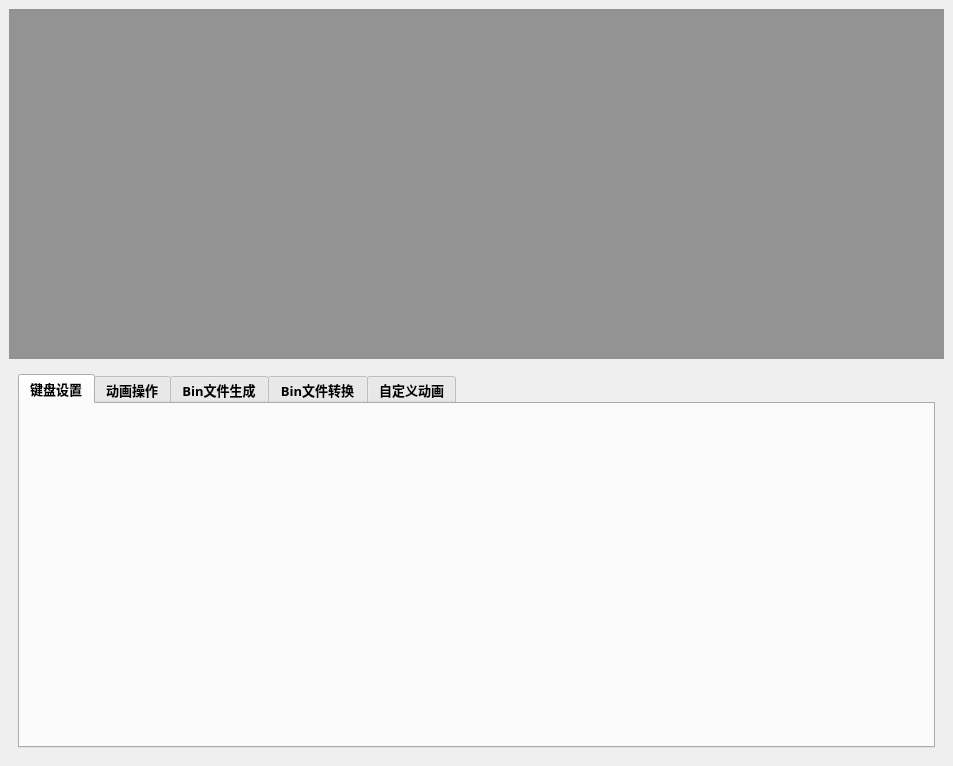
This is mainwindow.ui in GuangYanJiaoHu/GY_KeyMatrixConverter as Qt 5 draws it before an edit. The edited form follows.
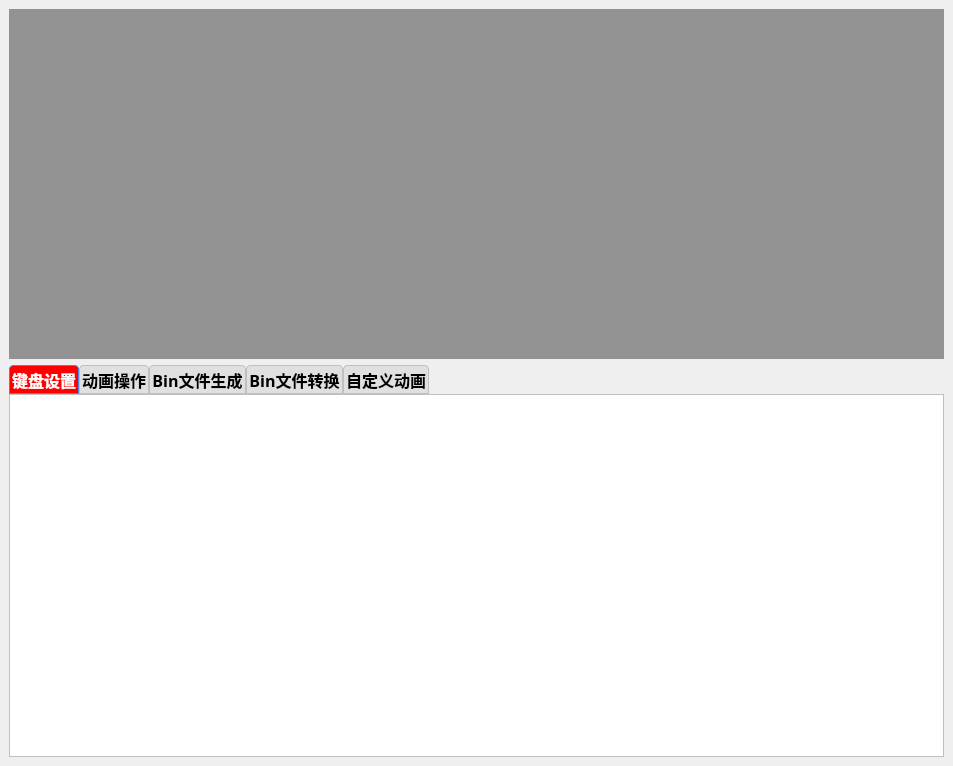
This is the edited form. The open tabs and pages were chosen to show the change.

```diff
--- a/mainwindow.ui
+++ b/mainwindow.ui
@@ -31,15 +31,56 @@
     <item row="1" column="0">
      <widget class="QWidget" name="widget_tools" native="true">
       <layout class="QGridLayout" name="gridLayout_2">
+       <property name="leftMargin">
+        <number>0</number>
+       </property>
+       <property name="topMargin">
+        <number>0</number>
+       </property>
+       <property name="rightMargin">
+        <number>0</number>
+       </property>
+       <property name="bottomMargin">
+        <number>0</number>
+       </property>
        <item row="0" column="0">
         <widget class="QTabWidget" name="tabWidget">
          <property name="font">
           <font>
            <family>微软雅黑</family>
-           <pointsize>10</pointsize>
+           <pointsize>12</pointsize>
            <bold>true</bold>
           </font>
          </property>
+         <property name="styleSheet">
+          <string notr="true">QTabWidget::pane {
+            border: 1px solid #C0C0C0;
+           background: white;
+        }
+        /* 未选中的标签页样式*/
+        QTabBar::tab {
+            background: #E0E0E0;
+            color: black;
+            border: 1px solid #C0C0C0;
+            border-bottom-color: #C0C0C0;
+            border-top-left-radius: 4px;
+            border-top-right-radius: 4px;
+            min-width: 6ex;
+            padding: 2px;
+        }
+        /*选中的标签页样式*/
+        QTabBar::tab:selected {
+            background: #FF0000;
+            color: white;
+            border-color: #4A86E8;
+            border-bottom-color: #4A86E8;
+        }
+        /*鼠标悬停的标签页样式*/
+        QTabBar::tab:!selected:hover {
+            background: #6AA1F8;
+            color: white;
+        }</string>
+         </property>
          <property name="currentIndex">
           <number>4</number>
          </property>
```
Left out of the diff: 2 changed lines with no effect on the pictures.
